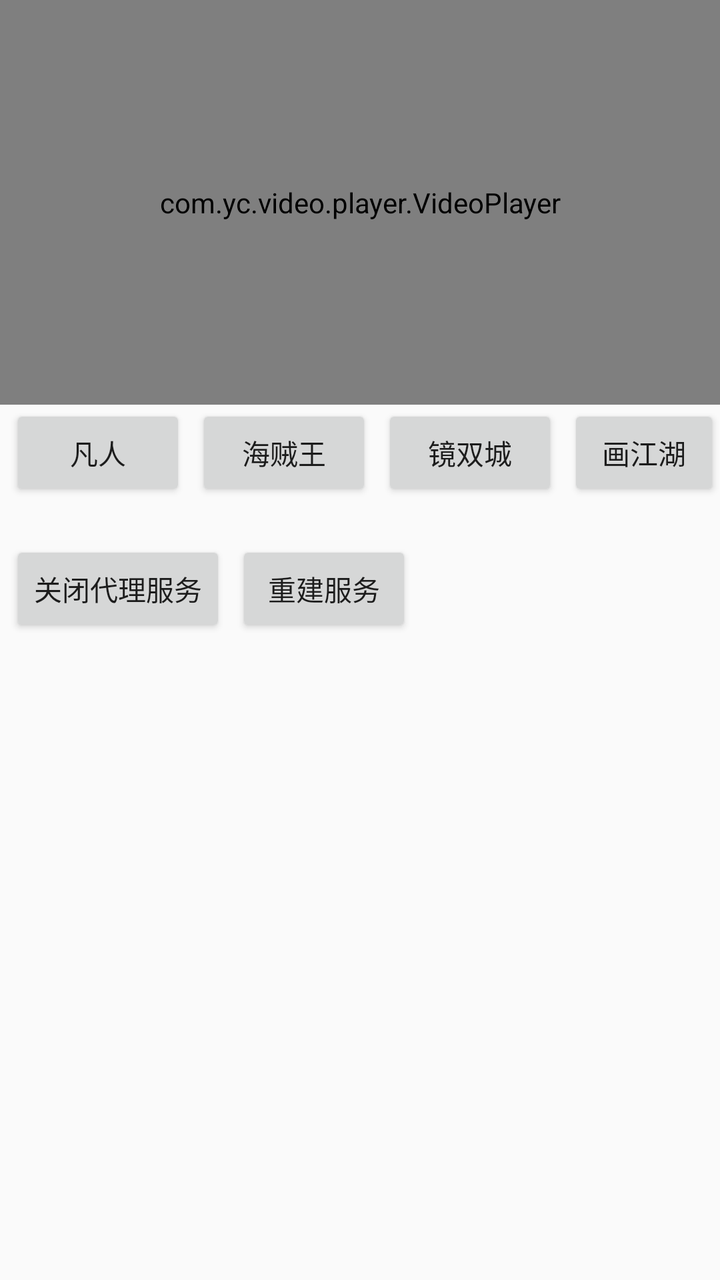
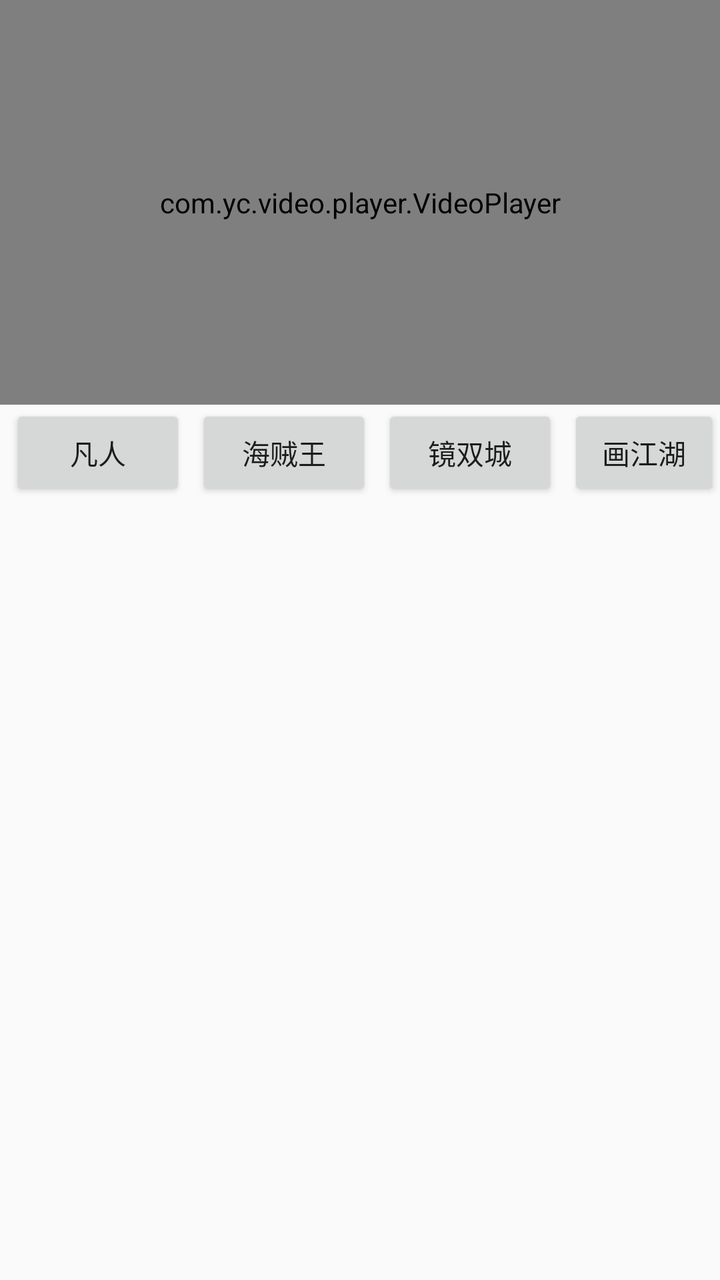

Screens rendered from an Android XML layout before and after an edit, with the pre-edit source and the edit as a unified diff.
<!-- AndroidManifest.xml: application theme Theme.Videoplayer -->
<!-- res/layout/activity_main.xml -->
<?xml version="1.0" encoding="utf-8"?>
<layout xmlns:android="http://schemas.android.com/apk/res/android"
    xmlns:app="http://schemas.android.com/apk/res-auto"
    xmlns:tools="http://schemas.android.com/tools">

    <data>

    </data>

    <androidx.constraintlayout.widget.ConstraintLayout
        android:layout_width="match_parent"
        android:layout_height="match_parent"
        tools:context=".activity.MainActivity">

        <com.yc.video.player.VideoPlayer
            android:id="@+id/videoView"
            android:layout_width="match_parent"
            android:layout_height="0dp"
            app:layout_constraintDimensionRatio="16:9"
            app:layout_constraintEnd_toEndOf="parent"
            app:layout_constraintStart_toStartOf="parent"
            app:layout_constraintTop_toTopOf="parent" />

        <LinearLayout
            android:id="@+id/selectNum"
            android:layout_width="match_parent"
            android:layout_height="wrap_content"
            android:orientation="vertical"
            app:layout_constraintTop_toBottomOf="@+id/videoView">

            <LinearLayout
                android:layout_width="match_parent"
                android:layout_height="wrap_content"
                android:orientation="horizontal">

                <Button
                    android:id="@+id/link1"
                    android:layout_width="wrap_content"
                    android:layout_height="wrap_content"
                    android:text="凡人"
                    android:layout_marginStart="5dp" />

                <Button
                    android:id="@+id/link2"
                    android:layout_width="wrap_content"
                    android:layout_height="wrap_content"
                    android:text="海贼王"
                    android:layout_marginStart="5dp" />

                <Button
                    android:id="@+id/link3"
                    android:layout_width="wrap_content"
                    android:layout_height="wrap_content"
                    android:text="镜双城"
                    android:layout_marginStart="5dp" />

                <Button
                    android:id="@+id/link4"
                    android:layout_width="wrap_content"
                    android:layout_height="wrap_content"
                    android:text="画江湖"
                    android:layout_marginStart="5dp" />
            </LinearLayout>


        </LinearLayout>

        <LinearLayout
            android:layout_width="match_parent"
            android:layout_height="wrap_content"
            android:orientation="horizontal"
            android:layout_marginTop="20dp"

            app:layout_constraintTop_toBottomOf="@+id/selectNum">
            <Button
                android:id="@+id/shut"
                android:layout_width="wrap_content"
                android:layout_height="wrap_content"
                android:text="关闭代理服务"
                android:layout_marginStart="5dp" />

            <Button
                android:id="@+id/create"
                android:layout_width="wrap_content"
                android:layout_height="wrap_content"
                android:text="重建服务"
                android:layout_marginStart="5dp" />
        </LinearLayout>

    </androidx.constraintlayout.widget.ConstraintLayout>
</layout>
<!-- resources referenced by this layout -->
<resources>
  <style name="Theme.Videoplayer" parent="Theme.MaterialComponents.Light.NoActionBar.Bridge">
          
          <item name="colorPrimary">@color/purple_500</item>
          <item name="colorPrimaryVariant">@color/purple_700</item>
          <item name="colorOnPrimary">@color/white</item>
          
          <item name="colorSecondary">@color/teal_200</item>
          <item name="colorSecondaryVariant">@color/teal_700</item>
          <item name="colorOnSecondary">@color/black</item>
          
          <item name="android:statusBarColor" tools:targetApi="l">?attr/colorPrimaryVariant</item>
          
      </style>
  <color name="purple_500">#FF6200EE</color>
  <color name="purple_700">#FF3700B3</color>
  <color name="white">#FFFFFFFF</color>
  <color name="teal_200">#FF03DAC5</color>
  <color name="teal_700">#FF018786</color>
  <color name="black">#FF000000</color>
</resources>

<!-- the commit's change to res/layout/activity_main.xml (unified diff, before → after) -->
@@ -65,27 +65,6 @@
 
         </LinearLayout>
 
-        <LinearLayout
-            android:layout_width="match_parent"
-            android:layout_height="wrap_content"
-            android:orientation="horizontal"
-            android:layout_marginTop="20dp"
-
-            app:layout_constraintTop_toBottomOf="@+id/selectNum">
-            <Button
-                android:id="@+id/shut"
-                android:layout_width="wrap_content"
-                android:layout_height="wrap_content"
-                android:text="关闭代理服务"
-                android:layout_marginStart="5dp" />
-
-            <Button
-                android:id="@+id/create"
-                android:layout_width="wrap_content"
-                android:layout_height="wrap_content"
-                android:text="重建服务"
-                android:layout_marginStart="5dp" />
-        </LinearLayout>
 
     </androidx.constraintlayout.widget.ConstraintLayout>
 </layout>
